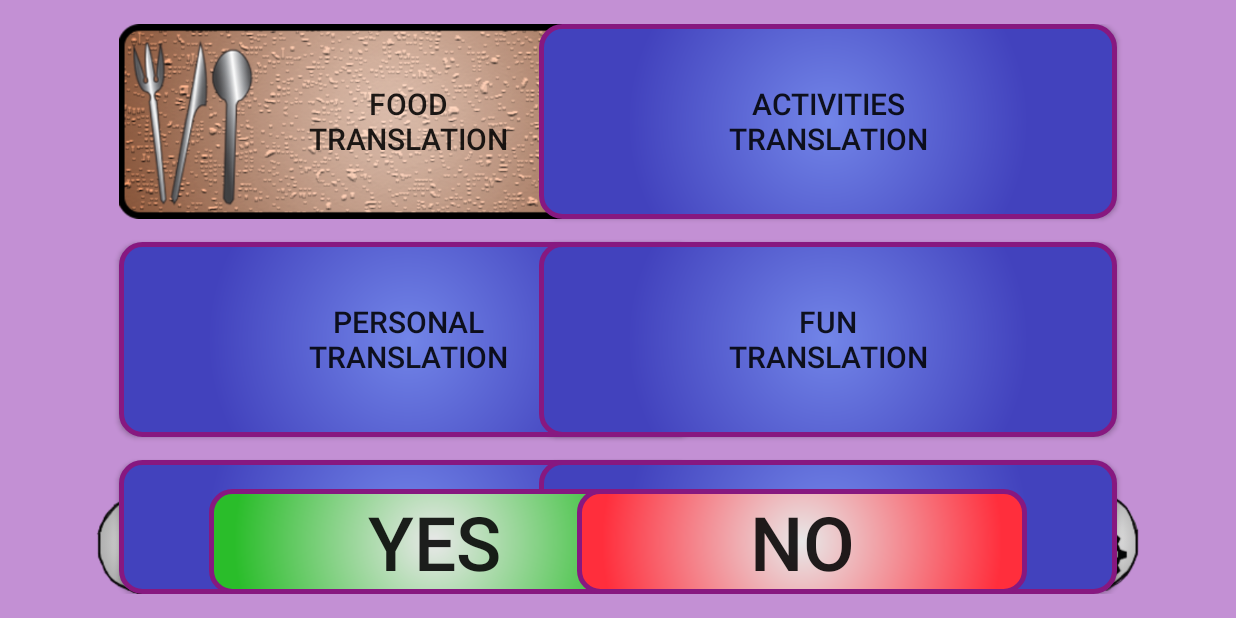
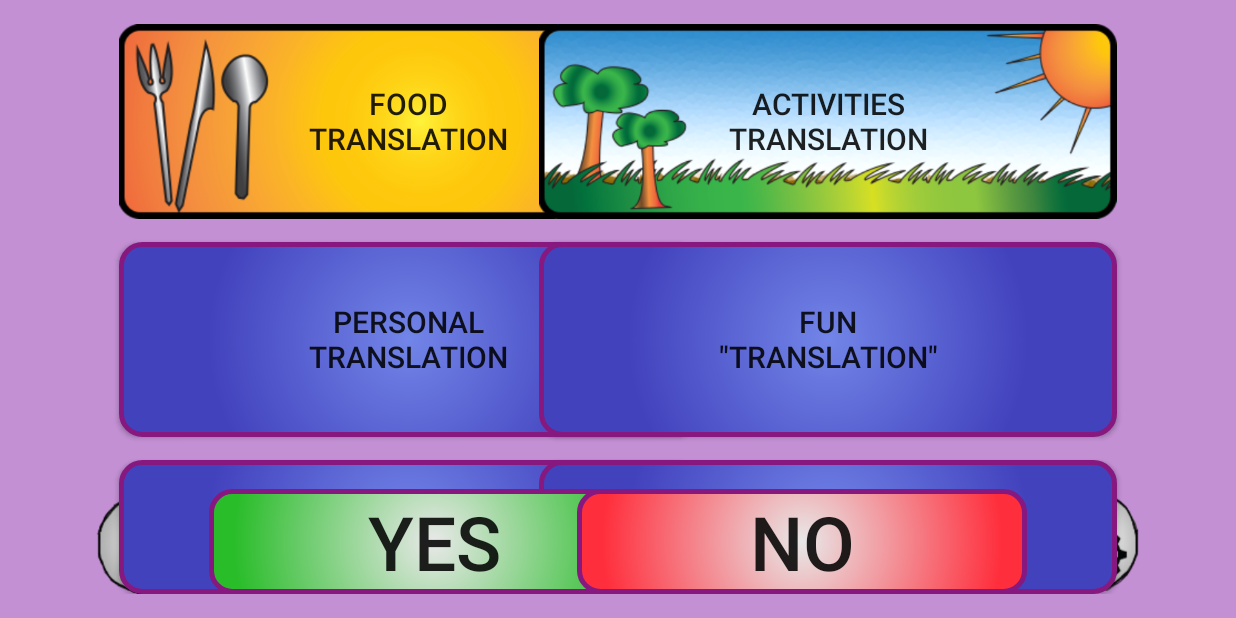
Before and after one commit to legacysti/Capstone2016, an Android app: the screen it shows after launch (MainActivity), on a phone screen of 824 x 412 dp (held sideways). Run offline under Robolectric (Android 15) with nearby library versions, the phone set to English and light mode, and no system bars.

Commit message:
update food category button again, added skin to activities button

```diff
--- a/app/src/main/res/layout/activity_main.xml
+++ b/app/src/main/res/layout/activity_main.xml
@@ -75,7 +75,6 @@
         android:width="550dp"
         android:enabled="true"
         android:clickable="true"
-        android:background="@drawable/button_layout_general_button"
         android:textSize="20sp"
         android:longClickable="false"
         android:elegantTextHeight="false"
@@ -84,7 +83,8 @@
         android:layout_alignParentTop="true"
         android:layout_alignParentEnd="true"
         android:layout_alignParentRight="true"
-        android:layout_marginRight="15dp" />
+        android:layout_marginRight="15dp"
+        android:background="@drawable/button_activities_category" />
 
     <Button
         android:layout_width="385dp"
@@ -140,8 +140,8 @@
         android:textSize="50dp"
         android:background="@drawable/button_layout_yes_button"
         android:onClick="simpleClick"
-        android:layout_marginLeft="5dp"
-        android:layout_toEndOf="@id/attentionButton" />
+        android:layout_marginLeft="75dp"
+        android:layout_alignParentLeft="true" />
 
     <Button
         android:layout_width="300dp"
@@ -156,10 +156,9 @@
         android:background="@drawable/button_layout_no"
         android:layout_alignParentEnd="false"
         android:onClick="simpleClick"
-        android:layout_alignParentRight="false"
-        android:layout_marginRight="5dp"
-        android:layout_alignParentBottom="true"
-        android:layout_toStartOf="@id/parentalModeButton" />
+        android:layout_alignParentRight="true"
+        android:layout_marginRight="75dp"
+        android:layout_alignParentBottom="true" />
 
     <ImageButton
         android:layout_width="70dp"
--- a/app/src/main/res/values/strings.xml
+++ b/app/src/main/res/values/strings.xml
@@ -3,7 +3,7 @@
     <string name="action_settings">Settings</string>
     <string name="title_activity_food_category">Food Category</string>
     <string name="title_activity_food">food</string>
-    <string name="Fun_Category">Fun\n"translation"</string>
+    <string name="Fun_Category">Fun\n\"translation\"</string>
     <string name="Personal_Category">Personal\n"translation"</string>
     <string name="Activities_Category">Activities\n"translation"</string>
     <string name="Favorites_Category">Favorites\n"translation"</string>
```
Also changed, not shown: app/src/main/res/drawable/button_activities_category.png (added), app/src/main/res/drawable/button_food_category.png.
